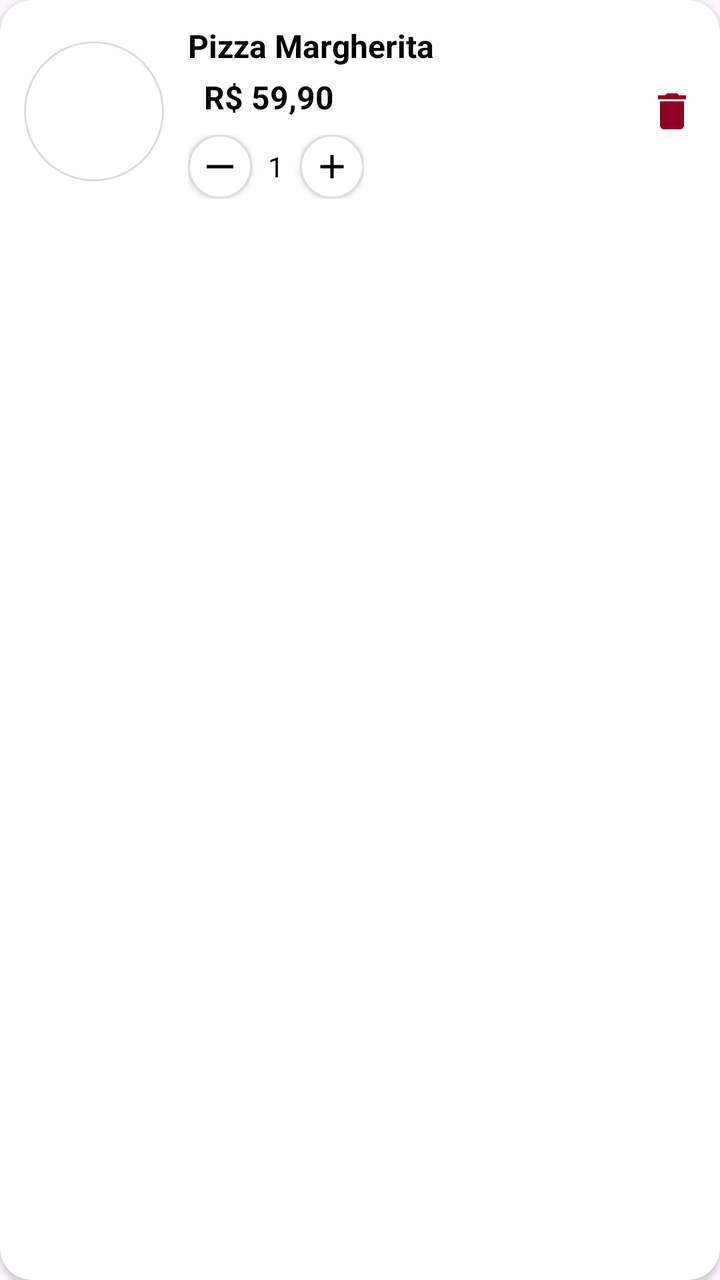
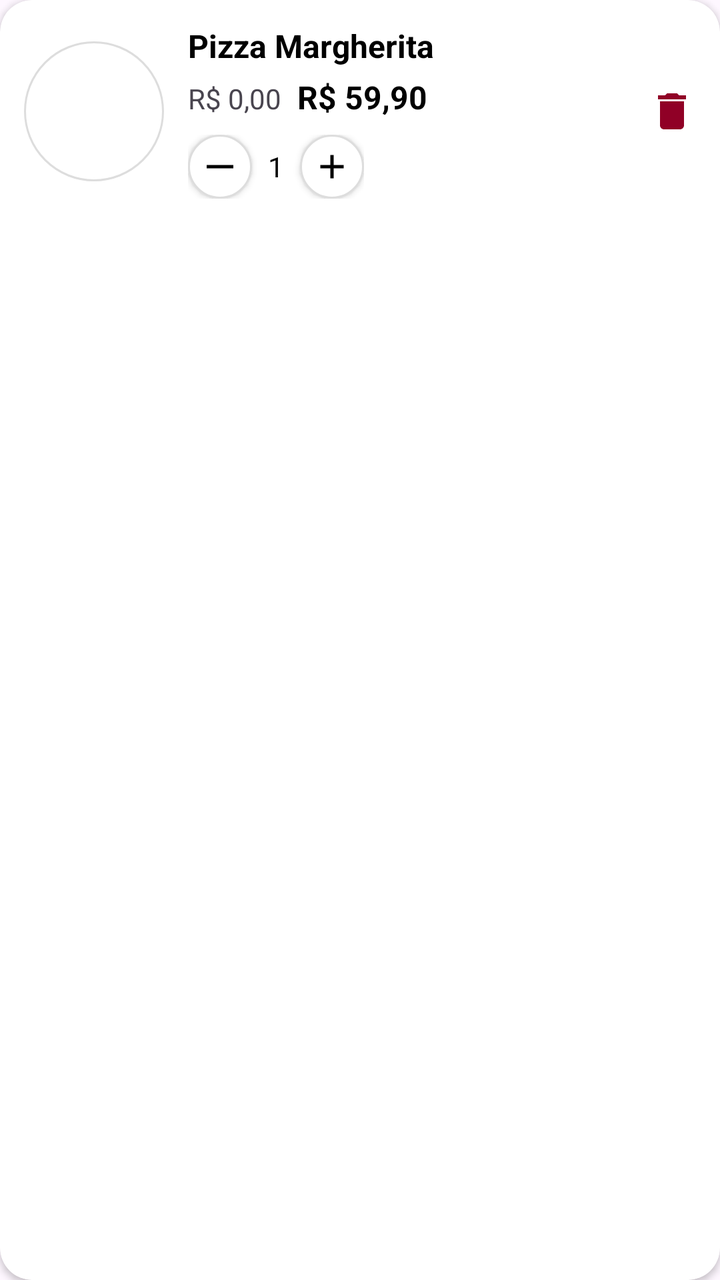

Screens rendered from an Android XML layout before and after an edit, with the pre-edit source and the edit as a unified diff.
<!-- AndroidManifest.xml: application theme Theme.Apkstelladitalia20 -->
<!-- res/layout/item_carrinho_promocao.xml -->
<?xml version="1.0" encoding="utf-8"?>
<androidx.cardview.widget.CardView
    xmlns:android="http://schemas.android.com/apk/res/android"
    xmlns:app="http://schemas.android.com/apk/res-auto"
    android:layout_width="match_parent"
    android:layout_height="wrap_content"
    android:layout_marginBottom="12dp"
    app:cardCornerRadius="16dp"
    app:cardElevation="2dp">

    <LinearLayout
        android:layout_width="match_parent"
        android:layout_height="wrap_content"
        android:orientation="horizontal"
        android:padding="12dp"
        android:gravity="center_vertical">

        
        <ImageView
            android:id="@+id/imgProdutoCarrinho"
            android:layout_width="70dp"
            android:layout_height="70dp"
            android:scaleType="centerCrop"
            android:background="@drawable/bg_circle_white" />

        
        <LinearLayout
            android:orientation="vertical"
            android:layout_width="0dp"
            android:layout_height="wrap_content"
            android:layout_weight="1"
            android:layout_marginStart="12dp">

            <TextView
                android:id="@+id/txtNomeProduto"
                android:layout_width="wrap_content"
                android:layout_height="wrap_content"
                android:text="Pizza Margherita"
                android:textSize="16sp"
                android:textStyle="bold"
                android:textColor="@color/black"/>

            
            <LinearLayout
                android:layout_width="wrap_content"
                android:layout_height="wrap_content"
                android:orientation="horizontal"
                android:layout_marginTop="4dp">

                <TextView
                    android:id="@+id/txtPrecoOriginal"
                    android:layout_width="wrap_content"
                    android:layout_height="wrap_content"
                    android:text="R$ 89,90"
                    android:textSize="14sp"
                    android:textColor="@color/gray"
                    android:visibility="gone"
                    android:paintFlags="strikeThruText"/>

                <TextView
                    android:id="@+id/txtPrecoAtual"
                    android:layout_width="wrap_content"
                    android:layout_height="wrap_content"
                    android:text="R$ 59,90"
                    android:textSize="16sp"
                    android:textStyle="bold"
                    android:textColor="@color/black"
                    android:layout_marginStart="8dp"/>
            </LinearLayout>

            
            <LinearLayout
                android:layout_width="wrap_content"
                android:layout_height="wrap_content"
                android:orientation="horizontal"
                android:layout_marginTop="8dp"
                android:gravity="center_vertical">

                <ImageView
                    android:id="@+id/btnRemoverQuantidade"
                    android:layout_width="32dp"
                    android:layout_height="32dp"
                    android:src="@drawable/ic_remove"
                    android:background="@drawable/bg_circle_white"
                    android:padding="6dp"
                    android:elevation="2dp" />

                <TextView
                    android:id="@+id/txtQuantidade"
                    android:layout_width="wrap_content"
                    android:layout_height="wrap_content"
                    android:text="1"
                    android:textSize="14sp"
                    android:layout_marginHorizontal="8dp"
                    android:textColor="@color/black"/>

                <ImageView
                    android:id="@+id/btnAdicionarQuantidade"
                    android:layout_width="32dp"
                    android:layout_height="32dp"
                    android:src="@drawable/ic_add"
                    android:background="@drawable/bg_circle_white"
                    android:padding="6dp"
                    android:elevation="2dp" />
            </LinearLayout>

        </LinearLayout>

        
        <ImageView
            android:id="@+id/btnExcluirItem"
            android:layout_width="24dp"
            android:layout_height="24dp"
            android:src="@drawable/ic_delete"
            android:layout_marginStart="8dp"
            app:tint="@color/vermelho" />

    </LinearLayout>

</androidx.cardview.widget.CardView>
<!-- resources referenced by this layout -->
<resources>
  <color name="black">#FF000000</color>
  <color name="gray">#888888</color>
  <color name="vermelho">#900026</color>
  <!-- drawable bg_circle_white (drawable) -->
  <shape xmlns:android="http://schemas.android.com/apk/res/android"
      android:shape="oval">
  
      <solid android:color="@android:color/white" />
  
      <size
          android:width="40dp"
          android:height="40dp" />
  
      <stroke
          android:width="1dp"
          android:color="#DDDDDD" />
  </shape>
  <!-- drawable ic_add (drawable) -->
  <vector xmlns:android="http://schemas.android.com/apk/res/android" android:height="24dp" android:tint="#000000" android:viewportHeight="24" android:viewportWidth="24" android:width="24dp">
        
      <path android:fillColor="@android:color/white" android:pathData="M19,13h-6v6h-2v-6H5v-2h6V5h2v6h6v2z"/>
      
  </vector>
  <!-- drawable ic_delete (drawable) -->
  <vector xmlns:android="http://schemas.android.com/apk/res/android" android:height="24dp" android:tint="#000000" android:viewportHeight="24" android:viewportWidth="24" android:width="24dp">
        
      <path android:fillColor="@android:color/white" android:pathData="M6,19c0,1.1 0.9,2 2,2h8c1.1,0 2,-0.9 2,-2V7H6v12zM19,4h-3.5l-1,-1h-5l-1,1H5v2h14V4z"/>
      
  </vector>
  <!-- drawable ic_remove (drawable) -->
  <vector xmlns:android="http://schemas.android.com/apk/res/android" android:height="24dp" android:tint="#000000" android:viewportHeight="24" android:viewportWidth="24" android:width="24dp">
        
      <path android:fillColor="@android:color/white" android:fillType="evenOdd" android:pathData="M4,11h16v2h-16z"/>
      
  </vector>
  <style name="Theme.Apkstelladitalia20" parent="Theme.Material3.DayNight.NoActionBar">
          <item name="colorPrimary">@color/colorPrimary</item>
          <item name="colorPrimaryVariant">@color/colorPrimaryDark</item>
          <item name="colorOnPrimary">@android:color/white</item>
          <item name="android:statusBarColor">@color/colorPrimaryDark</item>
          <item name="android:navigationBarColor">@color/colorPrimary</item>
      </style>
  <color name="colorPrimary">#C62828</color>
  <color name="colorPrimaryDark">#8E0000</color>
</resources>

<!-- the commit's change to res/layout/item_carrinho_promocao.xml (unified diff, before → after) -->
@@ -51,11 +51,8 @@
                     android:id="@+id/txtPrecoOriginal"
                     android:layout_width="wrap_content"
                     android:layout_height="wrap_content"
-                    android:text="R$ 89,90"
-                    android:textSize="14sp"
-                    android:textColor="@color/gray"
-                    android:visibility="gone"
-                    android:paintFlags="strikeThruText"/>
+                    android:text="R$ 0,00"/>
+
 
                 <TextView
                     android:id="@+id/txtPrecoAtual"
<!-- resource entries referenced after the edit -->
@@ -1,7 +1,6 @@
 <!-- resources referenced by this layout -->
 <resources>
   <color name="black">#FF000000</color>
-  <color name="gray">#888888</color>
   <color name="vermelho">#900026</color>
   <!-- drawable bg_circle_white (drawable) -->
   <shape xmlns:android="http://schemas.android.com/apk/res/android"
